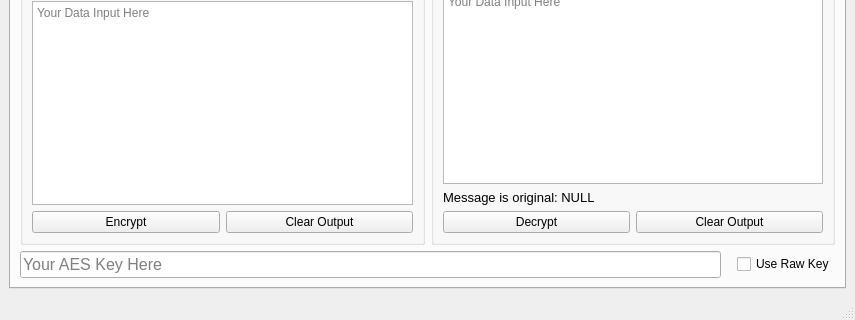
Before: the Qt Designer form src/TextSecure-QT/mainwindow.ui in zhiyan114/SecureMessage, drawn with Qt 5; both pictures show x 0 to 855 and y 283 to 603 of the 855 by 603 pixel window.
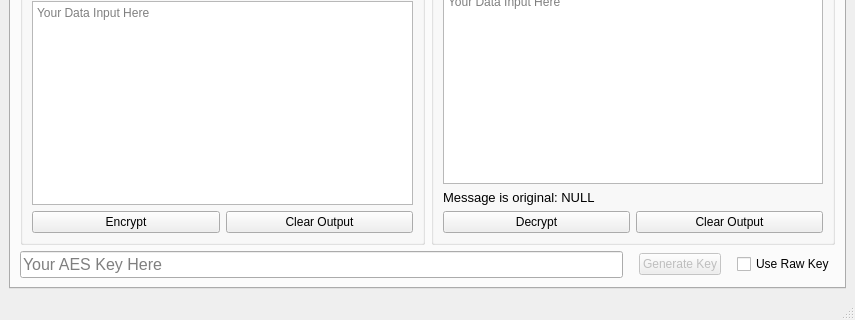
After: the same form once the commit is applied. The open tabs and pages were chosen to show the change.

Diff of the .ui file:
```diff
--- a/src/TextSecure-QT/mainwindow.ui
+++ b/src/TextSecure-QT/mainwindow.ui
@@ -280,6 +280,32 @@
             </property>
            </widget>
           </item>
+          <item>
+           <spacer name="horizontalSpacer_2">
+            <property name="orientation">
+             <enum>Qt::Horizontal</enum>
+            </property>
+            <property name="sizeType">
+             <enum>QSizePolicy::Preferred</enum>
+            </property>
+            <property name="sizeHint" stdset="0">
+             <size>
+              <width>10</width>
+              <height>20</height>
+             </size>
+            </property>
+           </spacer>
+          </item>
+          <item>
+           <widget class="QPushButton" name="genAESKeyBtn">
+            <property name="enabled">
+             <bool>false</bool>
+            </property>
+            <property name="text">
+             <string>Generate Key</string>
+            </property>
+           </widget>
+          </item>
           <item>
            <spacer name="horizontalSpacer">
             <property name="orientation">
```
